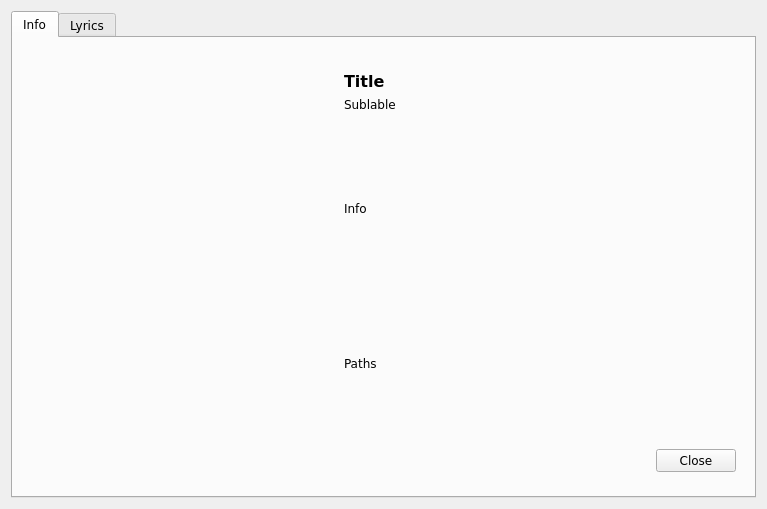
Above: trunk/src/GUI/InfoDialog/GUI_InfoDialog.ui from shahid334/sayonara-player before the change. Below: the same form after it.
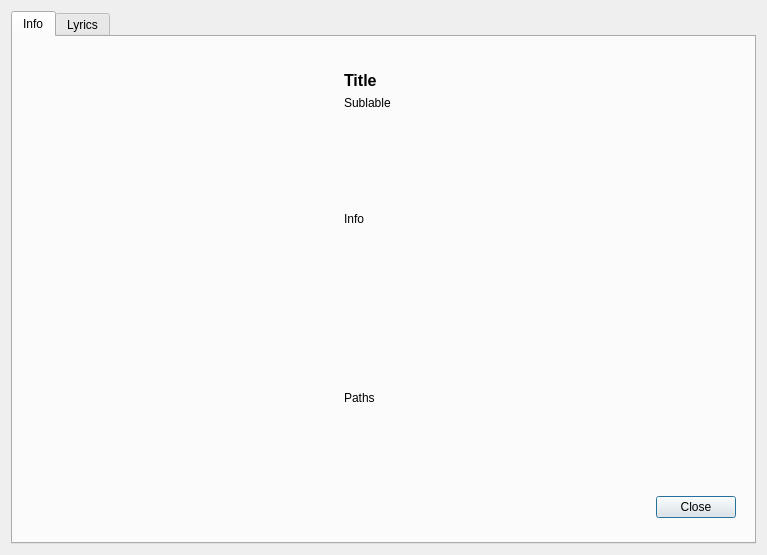
That is the form after the change. The open tabs and pages were chosen to show the change. Icons and pictures are not drawn.

```diff
--- a/trunk/src/GUI/InfoDialog/GUI_InfoDialog.ui
+++ b/trunk/src/GUI/InfoDialog/GUI_InfoDialog.ui
@@ -7,7 +7,7 @@
     <x>0</x>
     <y>0</y>
     <width>767</width>
-    <height>509</height>
+    <height>555</height>
    </rect>
   </property>
   <property name="windowTitle">
@@ -24,12 +24,11 @@
      </property>
      <property name="font">
       <font>
-       <family>DejaVu Sans</family>
        <kerning>true</kerning>
       </font>
      </property>
      <property name="focusPolicy">
-      <enum>Qt::NoFocus</enum>
+      <enum>Qt::StrongFocus</enum>
      </property>
      <property name="tabPosition">
       <enum>QTabWidget::North</enum>
@@ -38,21 +37,19 @@
       <enum>QTabWidget::Rounded</enum>
      </property>
      <property name="currentIndex">
-      <number>1</number>
-     </property>
-     <property name="elideMode">
-      <enum>Qt::ElideNone</enum>
+      <number>0</number>
      </property>
      <property name="usesScrollButtons">
       <bool>false</bool>
      </property>
-     <property name="documentMode">
-      <bool>false</bool>
-     </property>
      <property name="tabsClosable">
       <bool>false</bool>
      </property>
      <widget class="QWidget" name="tab_1">
+      <attribute name="icon">
+       <iconset resource="../Icons.qrc">
+        <normaloff>:/icons/info.png</normaloff>:/icons/info.png</iconset>
+      </attribute>
       <attribute name="title">
        <string>Info</string>
       </attribute>
@@ -65,11 +62,6 @@
          <layout class="QGridLayout" name="gridLayout_5">
           <item row="6" column="1">
            <spacer name="horizontalSpacer_2">
-            <property name="font">
-             <font>
-              <family>DejaVu Sans</family>
-             </font>
-            </property>
             <property name="orientation">
              <enum>Qt::Horizontal</enum>
             </property>
@@ -83,13 +75,26 @@
           </item>
           <item row="6" column="2">
            <widget class="QPushButton" name="btn_close1">
-            <property name="font">
-             <font>
-              <family>DejaVu Sans</family>
-             </font>
+            <property name="sizePolicy">
+             <sizepolicy hsizetype="Fixed" vsizetype="Fixed">
+              <horstretch>0</horstretch>
+              <verstretch>0</verstretch>
+             </sizepolicy>
+            </property>
+            <property name="minimumSize">
+             <size>
+              <width>80</width>
+              <height>0</height>
+             </size>
+            </property>
+            <property name="maximumSize">
+             <size>
+              <width>80</width>
+              <height>16777215</height>
+             </size>
             </property>
             <property name="focusPolicy">
-             <enum>Qt::NoFocus</enum>
+             <enum>Qt::StrongFocus</enum>
             </property>
             <property name="text">
              <string>Close</string>
@@ -117,11 +122,6 @@
               <verstretch>0</verstretch>
              </sizepolicy>
             </property>
-            <property name="font">
-             <font>
-              <family>DejaVu Sans</family>
-             </font>
-            </property>
             <property name="text">
              <string>Paths</string>
             </property>
@@ -169,7 +169,6 @@
             </property>
             <property name="font">
              <font>
-              <family>DejaVu Sans</family>
               <pointsize>12</pointsize>
               <weight>75</weight>
               <bold>true</bold>
@@ -191,11 +190,6 @@
               <verstretch>0</verstretch>
              </sizepolicy>
             </property>
-            <property name="font">
-             <font>
-              <family>DejaVu Sans</family>
-             </font>
-            </property>
             <property name="text">
              <string>Info</string>
             </property>
@@ -252,13 +246,8 @@
                 <height>300</height>
                </size>
               </property>
-              <property name="font">
-               <font>
-                <family>DejaVu Sans</family>
-               </font>
-              </property>
               <property name="focusPolicy">
-               <enum>Qt::NoFocus</enum>
+               <enum>Qt::StrongFocus</enum>
               </property>
               <property name="text">
                <string/>
@@ -295,6 +284,10 @@
       </layout>
      </widget>
      <widget class="QWidget" name="tab_2">
+      <attribute name="icon">
+       <iconset resource="../Icons.qrc">
+        <normaloff>:/icons/lyrics.png</normaloff>:/icons/lyrics.png</iconset>
+      </attribute>
       <attribute name="title">
        <string>Lyrics</string>
       </attribute>
@@ -310,11 +303,6 @@
          <layout class="QGridLayout" name="gridLayout_6">
           <item row="1" column="1">
            <spacer name="horizontalSpacer">
-            <property name="font">
-             <font>
-              <family>DejaVu Sans</family>
-             </font>
-            </property>
             <property name="orientation">
              <enum>Qt::Horizontal</enum>
             </property>
@@ -334,11 +322,6 @@
               <verstretch>0</verstretch>
              </sizepolicy>
             </property>
-            <property name="font">
-             <font>
-              <family>DejaVu Sans</family>
-             </font>
-            </property>
             <property name="currentIndex">
              <number>-1</number>
             </property>
@@ -355,10 +338,17 @@
           </item>
           <item row="1" column="2">
            <widget class="QPushButton" name="btn_close">
-            <property name="font">
-             <font>
-              <family>DejaVu Sans</family>
-             </font>
+            <property name="minimumSize">
+             <size>
+              <width>80</width>
+              <height>0</height>
+             </size>
+            </property>
+            <property name="maximumSize">
+             <size>
+              <width>80</width>
+              <height>16777215</height>
+             </size>
             </property>
             <property name="text">
              <string>Close</string>
@@ -385,11 +375,6 @@
               <height>0</height>
              </size>
             </property>
-            <property name="font">
-             <font>
-              <family>DejaVu Sans</family>
-             </font>
-            </property>
             <property name="horizontalScrollBarPolicy">
              <enum>Qt::ScrollBarAlwaysOff</enum>
             </property>
```
Left out of the diff: 4 changed lines with no effect on the pictures.
